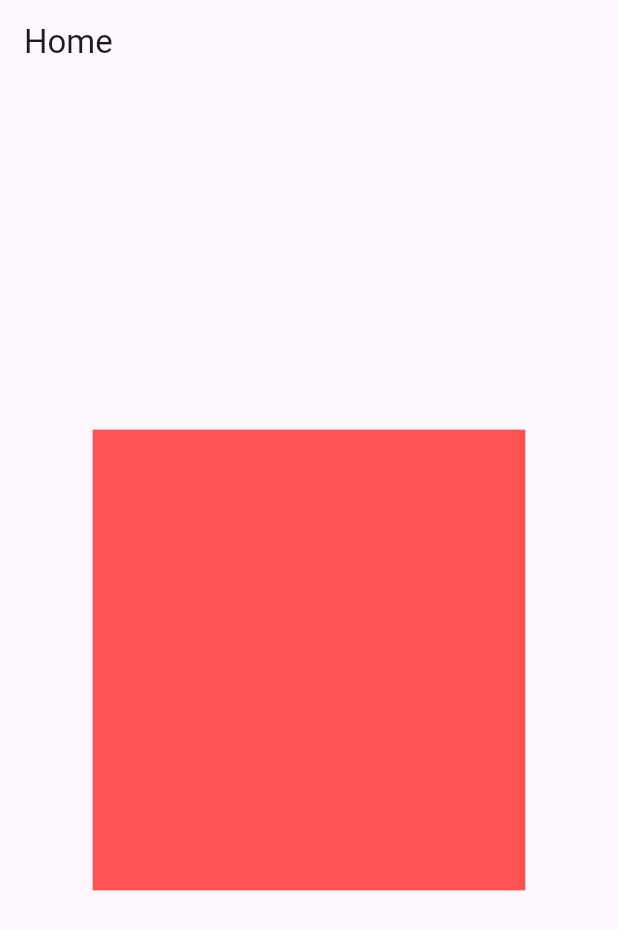
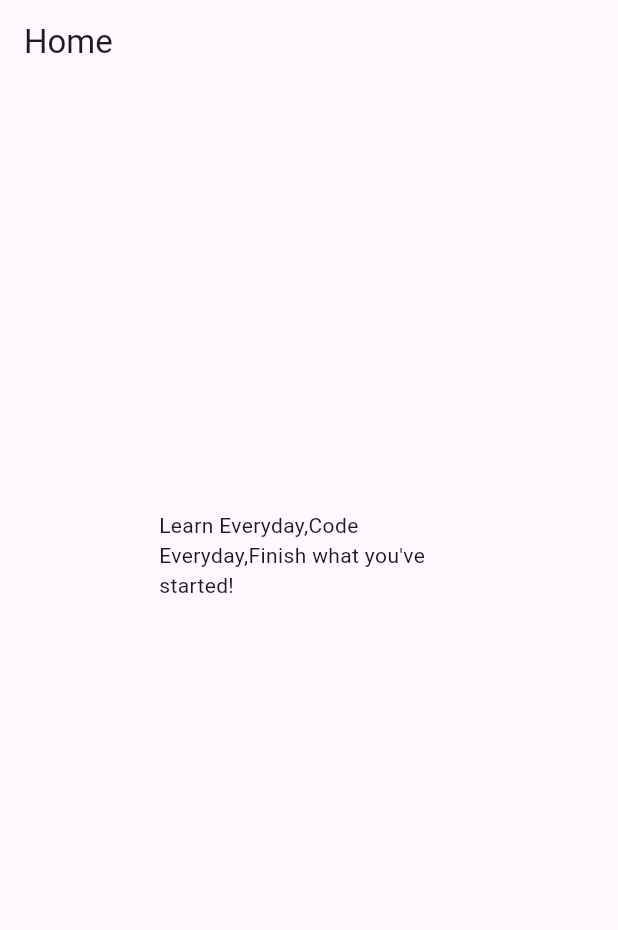
Before and after one commit to Ashraf-Samiu/Responsive_AdaptiveWidgets, a Flutter app: the screen it shows after launch, on a phone screen of 412 x 824 dp. Shown: the top 930 px of the screen. Run offline on Flutter 3.47's test engine with Material 3 defaults, Android fonts, the phone set to English and light mode, and no system bars.

Commit message:
SizedBox Commit

```diff
--- a/lib/main.dart
+++ b/lib/main.dart
@@ -19,14 +19,11 @@ class HomeScreen extends StatelessWidget{
         title: Text("Home"),
       ),
       body: Center(
-        child: FractionallySizedBox(
-          ///Width Default Size-1 (mean full)
-          ///0.7,0.5 means 70%/50% of the whole page..
-          widthFactor: 0.7,
-          heightFactor: 0.4,
-          child: Container(
-            color: Colors.redAccent,
-          ),
+        ///we will have to use flutter performance tool to check sizedBox..
+        child: SizedBox(
+          height: 200,
+          width: 200,
+          child: Text("Learn Everyday,Code Everyday,Finish what you've started!"),
         ),
       ),
     );
```
